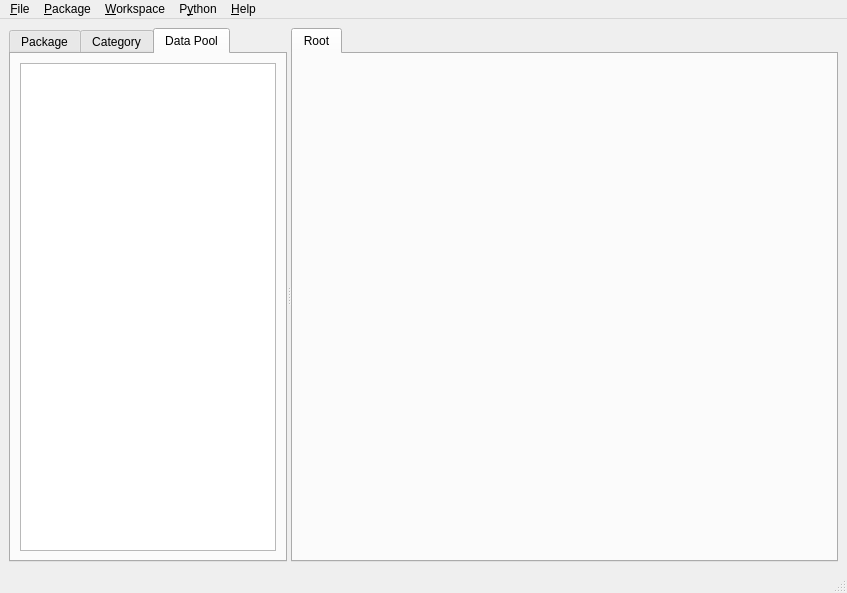
Old version of the form src/visualea/resources/mainwindow.ui in the repository openalea/visualea.
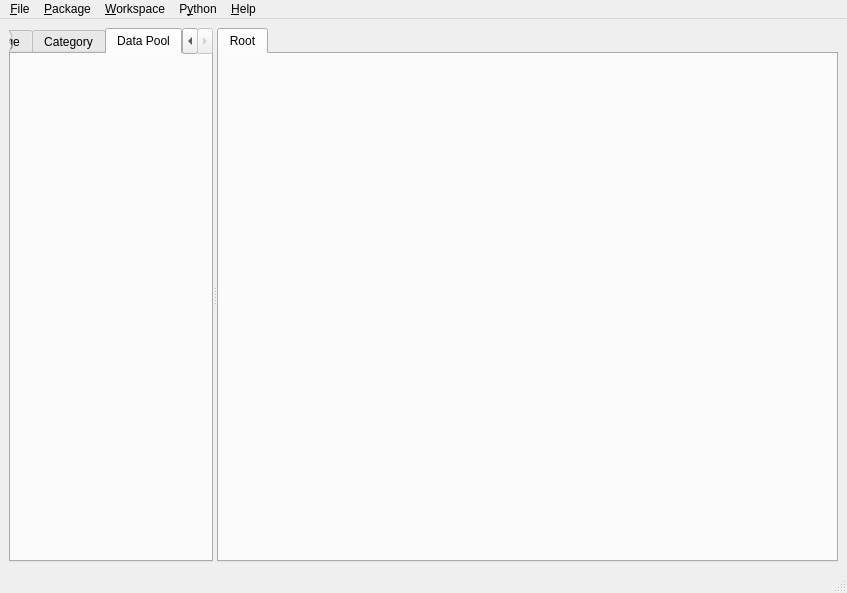
New version of the form. The open tabs and pages were chosen to show the change. Icons and pictures are not drawn.

Commit message: Disable string coloration in interpreter Change menu "to factory" to "Apply changes" Add Datapool tab + menu entries Show error message when trying to export application Add icon to main window Add mouse button filtering when creating edge Rename some variable Add context menu to out connector Fix bug when intiantiate composite subgraph widget Change caption management

What changed in the file:
```diff
--- a/src/visualea/resources/mainwindow.ui
+++ b/src/visualea/resources/mainwindow.ui
@@ -74,9 +74,6 @@
          <property name="spacing" >
           <number>6</number>
          </property>
-         <item>
-          <widget class="QListView" name="datapool_listView" />
-         </item>
         </layout>
        </widget>
       </widget>
```
Left out of the diff: 53 changed lines with no effect on the pictures. The commit also changes 9 other files.
